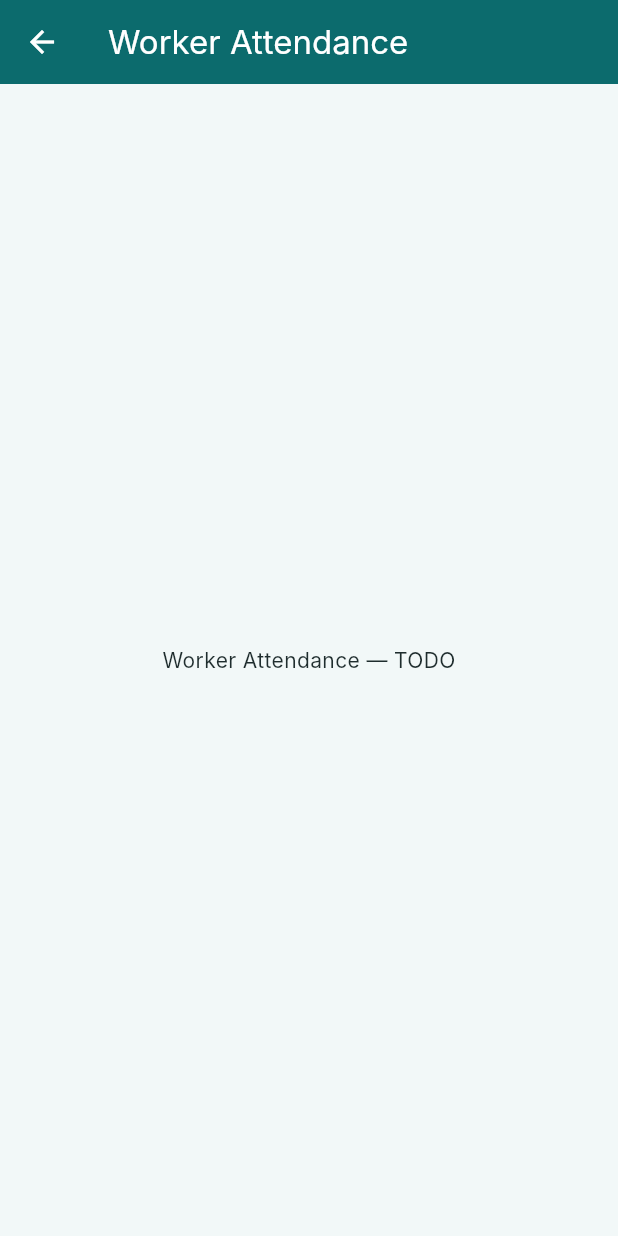
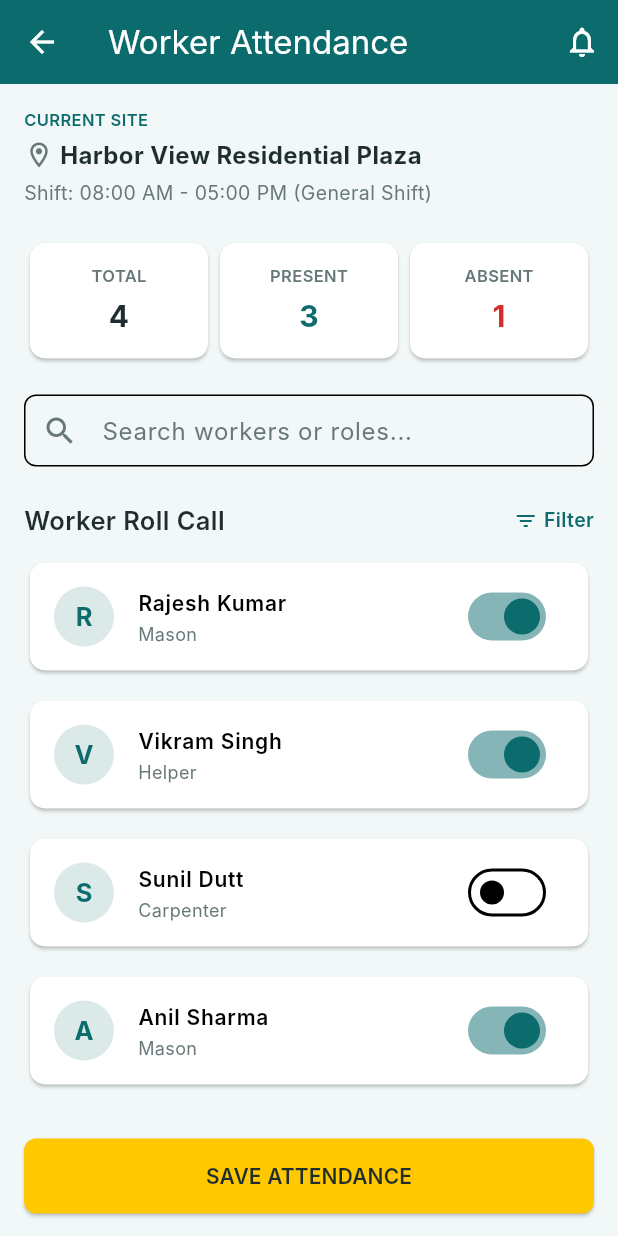
Before and after one commit to DivyaJaviya01/BuildEx_app, a Flutter app: the WorkerAttendanceScreen screen opened by its route, on a phone screen of 412 x 824 dp. Run offline on Flutter 3.47's test engine with Material 3 defaults, Android fonts, the phone set to English and light mode, and no system bars; Roboto replaces fonts that are missing (Inter).

Commit message:
feat(attendance): implement worker attendance UI

```diff
--- a/BuildEx/buildex/lib/features/attendance/worker_attendance_screen.dart
+++ b/BuildEx/buildex/lib/features/attendance/worker_attendance_screen.dart
@@ -1,13 +1,189 @@
 import 'package:flutter/material.dart';
 import '../../core/widgets/app_bar.dart';
+import '../../core/widgets/stat_card.dart';
+import '../../core/widgets/search_field.dart';
+import '../../core/widgets/section_header.dart';
+import '../../core/widgets/worker_tile.dart';
+import '../../core/widgets/primary_button.dart';
+import '../../core/theme/app_colors.dart';
+import '../../data/mock_data.dart';
 
 // Owner: Jainil. Figma: Worker Attendance.
-class WorkerAttendanceScreen extends StatelessWidget {
+class WorkerAttendanceScreen extends StatefulWidget {
   static const route = '/attendance';
   const WorkerAttendanceScreen({super.key});
+
+  @override
+  State<WorkerAttendanceScreen> createState() => _WorkerAttendanceScreenState();
+}
+
+class _WorkerAttendanceScreenState extends State<WorkerAttendanceScreen> {
+  late List<Map<String, dynamic>> _workers;
+  String _searchQuery = '';
+
+  @override
+  void initState() {
+    super.initState();
+    // Deep copy mock data so we can toggle state
+    _workers = MockData.workers
+        .map((w) => Map<String, dynamic>.from(w))
+        .toList();
+  }
+
+  int get _total => _workers.length;
+  int get _present => _workers.where((w) => w['present'] == true).length;
+  int get _absent => _total - _present;
+
   @override
   Widget build(BuildContext context) {
-    // TODO: TOTAL/PRESENT/ABSENT cards + search + roll call from MockData.workers + SAVE ATTENDANCE.
-    return const Scaffold(appBar: BuildExAppBar(title: 'Worker Attendance'), body: Center(child: Text('Worker Attendance — TODO')));
+    final filteredWorkers = _workers.where((w) {
+      final name = (w['name'] as String).toLowerCase();
+      final role = (w['role'] as String).toLowerCase();
+      final query = _searchQuery.toLowerCase();
+      return name.contains(query) || role.contains(query);
+    }).toList();
+
+    return Scaffold(
+      backgroundColor: AppColors.background,
+      appBar: BuildExAppBar(
+        title: 'Worker Attendance',
+        leading: IconButton(
+          icon: const Icon(Icons.arrow_back),
+          onPressed: () => Navigator.pop(context),
+        ),
+        actions: [
+          IconButton(
+            icon: const Icon(Icons.notifications_none),
+            onPressed: () {},
+          ),
+        ],
+      ),
+      body: SingleChildScrollView(
+        padding: const EdgeInsets.all(16),
+        child: Column(
+          crossAxisAlignment: CrossAxisAlignment.start,
+          children: [
+            // Header
+            const Text(
+              'CURRENT SITE',
+              style: TextStyle(
+                fontSize: 11,
+                fontWeight: FontWeight.w600,
+                color: AppColors.primary,
+              ),
+            ),
+            const SizedBox(height: 4),
+            const Row(
+              children: [
+                Icon(
+                  Icons.location_on_outlined,
+                  color: AppColors.textSecondary,
+                  size: 20,
+                ),
+                SizedBox(width: 4),
+                Text(
+                  'Harbor View Residential Plaza',
+                  style: TextStyle(
+                    fontSize: 16,
+                    fontWeight: FontWeight.bold,
+                    color: AppColors.textPrimary,
+                  ),
+                ),
+              ],
+            ),
+            const SizedBox(height: 4),
+            const Text(
+              'Shift: 08:00 AM - 05:00 PM (General Shift)',
+              style: TextStyle(fontSize: 13, color: AppColors.textSecondary),
+            ),
+            const SizedBox(height: 20),
+
+            // Stat Cards
+            StatTriple(
+              stats: [
+                (
+                  label: 'TOTAL',
+                  value: _total.toString(),
+                  color: AppColors.textPrimary,
+                ),
+                (
+                  label: 'PRESENT',
+                  value: _present.toString(),
+                  color: AppColors.primary,
+                ),
+                (
+                  label: 'ABSENT',
+                  value: _absent.toString(),
+                  color: AppColors.danger,
+                ),
+              ],
+            ),
+            const SizedBox(height: 20),
+
+            // Search Field
+            SearchField(
+              hint: 'Search workers or roles...',
+              onChanged: (val) {
+                setState(() {
+                  _searchQuery = val;
+                });
+              },
+            ),
+            const SizedBox(height: 24),
+
+            // Roll Call Header
+            const SectionHeader(
+              title: 'Worker Roll Call',
+              action: Row(
+                children: [
+                  Icon(Icons.filter_list, size: 16, color: AppColors.primary),
+                  SizedBox(width: 4),
+                  Text(
+                    'Filter',
+                    style: TextStyle(
+                      fontSize: 13,
+                      fontWeight: FontWeight.w600,
+                      color: AppColors.primary,
+                    ),
+                  ),
+                ],
+              ),
+            ),
+            const SizedBox(height: 12),
+
+            // Worker List
+            ListView.separated(
+              shrinkWrap: true,
+              physics: const NeverScrollableScrollPhysics(),
+              itemCount: filteredWorkers.length,
+              separatorBuilder: (context, index) => const SizedBox(height: 12),
+              itemBuilder: (context, index) {
+                final w = filteredWorkers[index];
+                final origIndex = _workers.indexWhere(
+                  (orig) => orig['name'] == w['name'],
+                );
+
+                return WorkerTile(
+                  name: w['name'] as String,
+                  subtitle: w['role'] as String,
+                  badge: '',
+                  present: w['present'] as bool,
+                  onToggle: (val) {
+                    setState(() {
+                      _workers[origIndex]['present'] = val;
+                    });
+                  },
+                );
+              },
+            ),
+            const SizedBox(height: 32),
+
+            // Save Button
+            PrimaryButton(label: 'SAVE ATTENDANCE', onPressed: () {}),
+            const SizedBox(height: 30),
+          ],
+        ),
+      ),
+    );
   }
 }
```
